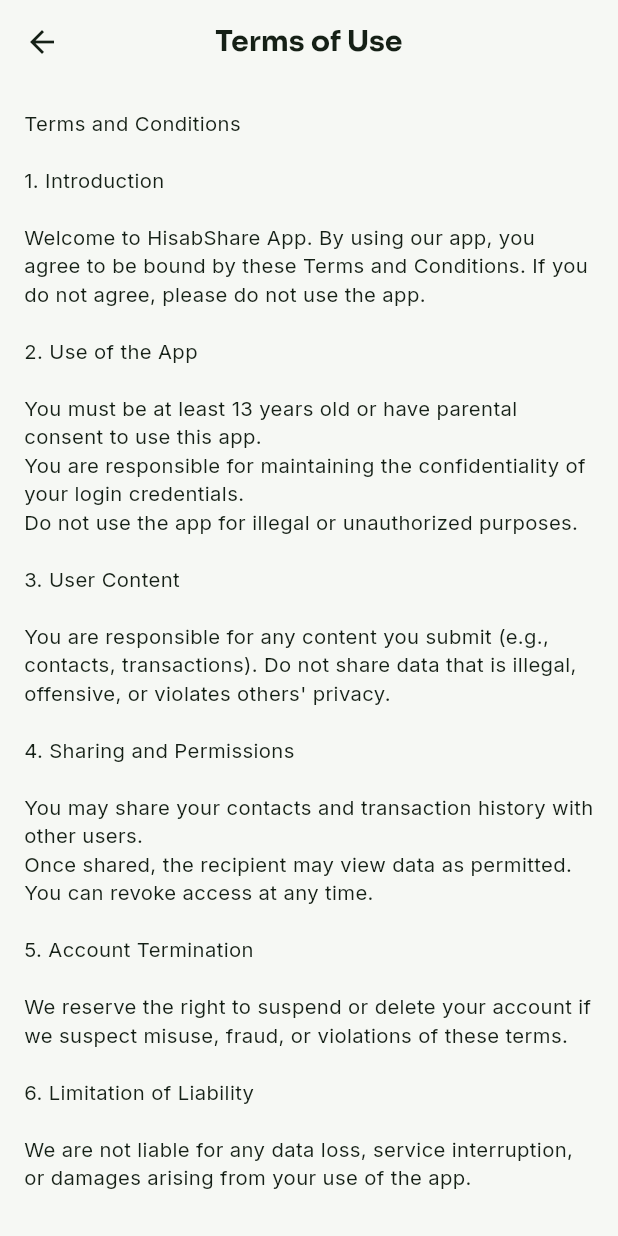
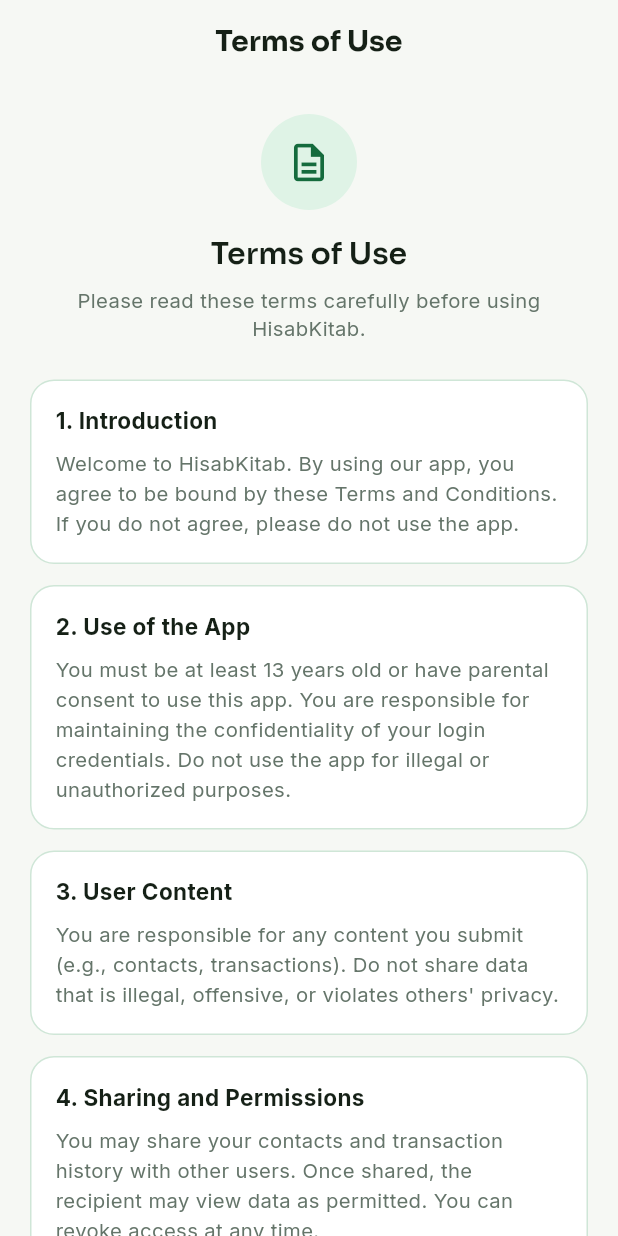
Before and after one commit to hashamkhan11/hisabkitab, a Flutter app: the TermsPage widget shown alone on an empty page, opened directly, on a phone screen of 412 x 824 dp. Run offline on Flutter 3.47's test engine with Material 3 defaults, Android fonts, the phone set to English and light mode, and no system bars; our stand-ins replace cached_network_image, csv, dotted_border, firebase_auth, firebase_core, firebase_crashlytics and 10 more; accounts and stored records are empty; network calls fail.

Commit message:
Modernize Privacy Policy and Terms pages with structured, themed sections

```diff
--- a/lib/screens/privacy_policy_page.dart
+++ b/lib/screens/privacy_policy_page.dart
@@ -1,60 +1,42 @@
 import 'package:flutter/material.dart';
+
+import '../widgets/legal_page.dart';
 
 class PrivacyPolicyPage extends StatelessWidget {
   const PrivacyPolicyPage({super.key});
 
   @override
   Widget build(BuildContext context) {
-    return Scaffold(
-      appBar: AppBar(title: const Text('Privacy Policy')),
-      body: Padding(
-        padding: const EdgeInsets.all(16.0),
-        child: SingleChildScrollView(
-          child: Text(
-            '''Privacy Policy
-
-1. What We Collect
-
-We may collect the following data:
-Your name, email, and phone number (via Firebase Auth)
-Contacts and transaction data saved by you
-Shared contact info
-Notifications data
-Device tokens (for local notifications)
-
-2. How We Use Your Data
-
-We use your data to:
-Display your contacts and transactions
-Enable sharing features
-Process payments via third-party providers
-
-3. Data Sharing
-
-We do not sell your personal data. Your data may be shared only:
-With users you explicitly share data with
-With Firebase (for backend services)
-With payment providers if you initiate a transaction
-
-4. Data Security
-
-We use Firebase Authentication and Firestore security rules to protect your data. Access is controlled strictly based on your login and permissions.
-
-5. Your Rights
-
-You can:
-Access or delete your data by contacting support
-Revoke shared contact access
-Uninstall the app to stop data collection
-
-6. Changes to This Policy
-
-We may update this Privacy Policy from time to time. We encourage you to review it periodically.
-
-''',
-          ),
+    return const LegalPage(
+      title: 'Privacy Policy',
+      icon: Icons.privacy_tip_outlined,
+      intro: 'How HisabKitab collects, uses, and protects your data.',
+      sections: [
+        LegalSection(
+          '1. What We Collect',
+          'Your name, email, and phone number (via Firebase Auth); contacts and transaction data you save; shared contact info; notifications data; and device tokens for local notifications.',
         ),
-      ),
+        LegalSection(
+          '2. How We Use Your Data',
+          'We use your data to display your contacts and transactions, enable sharing features, and process payments via third-party providers.',
+        ),
+        LegalSection(
+          '3. Data Sharing',
+          "We do not sell your personal data. Your data may be shared only with users you explicitly share data with, with Firebase (for backend services), and with payment providers if you initiate a transaction.",
+        ),
+        LegalSection(
+          '4. Data Security',
+          'We use Firebase Authentication and Firestore security rules to protect your data. Access is controlled strictly based on your login and permissions.',
+        ),
+        LegalSection(
+          '5. Your Rights',
+          'You can access or delete your data by contacting support, revoke shared contact access, or uninstall the app to stop data collection.',
+        ),
+        LegalSection(
+          '6. Changes to This Policy',
+          'We may update this Privacy Policy from time to time. We encourage you to review it periodically.',
+        ),
+      ],
     );
   }
 }
--- a/lib/screens/terms_page.dart
+++ b/lib/screens/terms_page.dart
@@ -1,54 +1,46 @@
 import 'package:flutter/material.dart';
+
+import '../widgets/legal_page.dart';
 
 class TermsPage extends StatelessWidget {
   const TermsPage({super.key});
 
   @override
   Widget build(BuildContext context) {
-    return Scaffold(
-      appBar: AppBar(title: const Text('Terms of Use')),
-      body: Padding(
-        padding: const EdgeInsets.all(16.0),
-        child: SingleChildScrollView(
-          child: Text(
-            '''Terms and Conditions
-
-1. Introduction
-
-Welcome to HisabShare App. By using our app, you agree to be bound by these Terms and Conditions. If you do not agree, please do not use the app.
-
-2. Use of the App
-
-You must be at least 13 years old or have parental consent to use this app.
-You are responsible for maintaining the confidentiality of your login credentials.
-Do not use the app for illegal or unauthorized purposes.
-
-3. User Content
-
-You are responsible for any content you submit (e.g., contacts, transactions). Do not share data that is illegal, offensive, or violates others' privacy.
-
-4. Sharing and Permissions
-
-You may share your contacts and transaction history with other users.
-Once shared, the recipient may view data as permitted.
-You can revoke access at any time.
-
-5. Account Termination
-
-We reserve the right to suspend or delete your account if we suspect misuse, fraud, or violations of these terms.
-
-6. Limitation of Liability
-
-We are not liable for any data loss, service interruption, or damages arising from your use of the app.
-
-7. Changes
-
-We may update these Terms and Conditions at any time. Continued use of the app implies acceptance of the revised terms.
-
-''',
-          ),
+    return const LegalPage(
+      title: 'Terms of Use',
+      icon: Icons.description_outlined,
+      intro: 'Please read these terms carefully before using HisabKitab.',
+      sections: [
+        LegalSection(
+          '1. Introduction',
+          'Welcome to HisabKitab. By using our app, you agree to be bound by these Terms and Conditions. If you do not agree, please do not use the app.',
         ),
-      ),
+        LegalSection(
+          '2. Use of the App',
+          'You must be at least 13 years old or have parental consent to use this app. You are responsible for maintaining the confidentiality of your login credentials. Do not use the app for illegal or unauthorized purposes.',
+        ),
+        LegalSection(
+          '3. User Content',
+          "You are responsible for any content you submit (e.g., contacts, transactions). Do not share data that is illegal, offensive, or violates others' privacy.",
+        ),
+        LegalSection(
+          '4. Sharing and Permissions',
+          'You may share your contacts and transaction history with other users. Once shared, the recipient may view data as permitted. You can revoke access at any time.',
+        ),
+        LegalSection(
+          '5. Account Termination',
+          'We reserve the right to suspend or delete your account if we suspect misuse, fraud, or violations of these terms.',
+        ),
+        LegalSection(
+          '6. Limitation of Liability',
+          'We are not liable for any data loss, service interruption, or damages arising from your use of the app.',
+        ),
+        LegalSection(
+          '7. Changes',
+          'We may update these Terms and Conditions at any time. Continued use of the app implies acceptance of the revised terms.',
+        ),
+      ],
     );
   }
 }
--- /dev/null
+++ b/lib/widgets/legal_page.dart
@@ -0,0 +1,79 @@
+import 'package:flutter/material.dart';
+
+import '../theme/app_theme.dart';
+
+/// One numbered section of a legal document (heading + body paragraph).
+class LegalSection {
+  final String heading;
+  final String body;
+
+  const LegalSection(this.heading, this.body);
+}
+
+/// Shared scaffold for Privacy Policy / Terms of Use style screens: a themed
+/// icon header followed by clearly separated, readable sections, replacing a
+/// single unformatted text block.
+class LegalPage extends StatelessWidget {
+  final String title;
+  final IconData icon;
+  final String intro;
+  final List<LegalSection> sections;
+
+  const LegalPage({
+    required this.title,
+    required this.icon,
+    required this.intro,
+    required this.sections,
+    super.key,
+  });
+
+  @override
+  Widget build(BuildContext context) {
+    final c = context.appColors;
+    return Scaffold(
+      appBar: AppBar(title: Text(title)),
+      body: ListView(
+        padding: const EdgeInsets.fromLTRB(20, 20, 20, 32),
+        children: [
+          Center(
+            child: Container(
+              width: 64,
+              height: 64,
+              decoration: BoxDecoration(color: c.accentSoft, shape: BoxShape.circle),
+              child: Icon(icon, color: c.accentStrong, size: 30),
+            ),
+          ),
+          const SizedBox(height: 16),
+          Text(title, textAlign: TextAlign.center, style: Theme.of(context).textTheme.headlineSmall),
+          const SizedBox(height: 8),
+          Text(intro, textAlign: TextAlign.center, style: TextStyle(color: c.textMuted, height: 1.4)),
+          const SizedBox(height: 24),
+          for (final section in sections)
+            Container(
+              margin: const EdgeInsets.only(bottom: 14),
+              padding: const EdgeInsets.all(16),
+              decoration: BoxDecoration(
+                color: c.surface,
+                borderRadius: BorderRadius.circular(16),
+                border: Border.all(color: c.border),
+              ),
+              child: Column(
+                crossAxisAlignment: CrossAxisAlignment.start,
+                children: [
+                  Text(
+                    section.heading,
+                    style: TextStyle(fontWeight: FontWeight.w700, fontSize: 15, color: c.textColor),
+                  ),
+                  const SizedBox(height: 8),
+                  Text(
+                    section.body,
+                    style: TextStyle(color: c.textMuted, fontSize: 13.5, height: 1.5),
+                  ),
+                ],
+              ),
+            ),
+        ],
+      ),
+    );
+  }
+}
```
